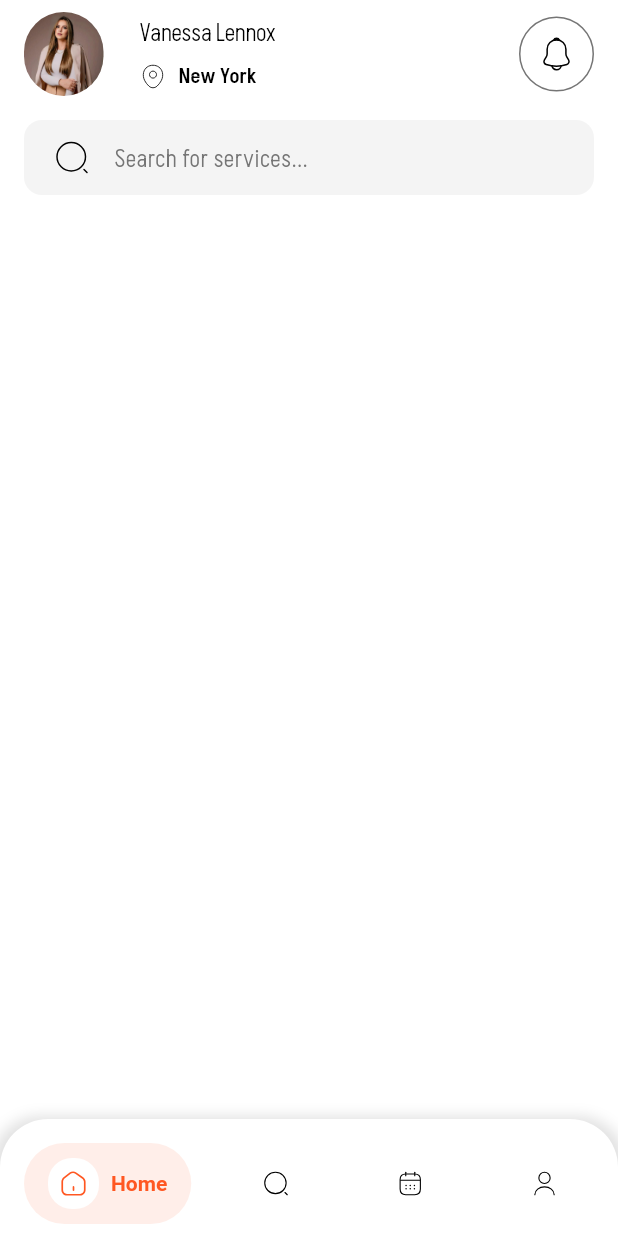
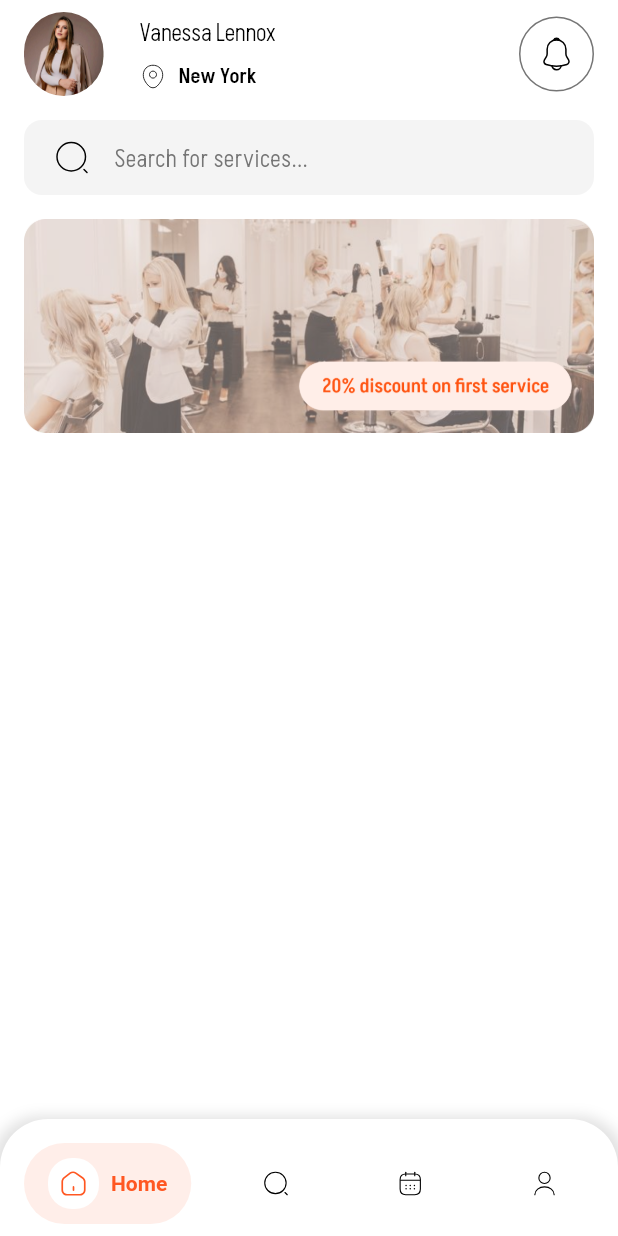
Before and after one commit to ales-dev-studio/barber-and-beauty-salon-booking-app, a Flutter app: the screen it shows after launch, on a phone screen of 412 x 824 dp. Run offline on Flutter 3.47's test engine with Material 3 defaults, Android fonts, the phone set to English and light mode, and no system bars; drawn by our look-alikes of salomon_bottom_bar; our stand-ins replace flutter_svg.

Commit message:
Add a sample banner to the home screen

```diff
--- a/lib/features/home_feature/presentation/widgets/tabs/home_tab.dart
+++ b/lib/features/home_feature/presentation/widgets/tabs/home_tab.dart
@@ -1,3 +1,5 @@
+import 'package:barber_and_beauty_salon_booking_app/core/gen/assets.gen.dart';
+import 'package:barber_and_beauty_salon_booking_app/core/theme/dimens.dart';
 import 'package:barber_and_beauty_salon_booking_app/core/widgets/app_search_bar.dart';
 import 'package:flutter/material.dart';
 
@@ -10,6 +12,15 @@ class HomeTab extends StatelessWidget {
       child: Column(
         children: [
           AppSearchBar(),
+          Container(
+            width: MediaQuery.of(context).size.width,
+            padding: EdgeInsets.only(
+              top: Dimens.padding,
+              left: Dimens.largePadding,
+              right: Dimens.largePadding,
+            ),
+            child: Assets.images.banner.image(fit: BoxFit.fitWidth),
+          ),
         ],
       ),
     );
```
